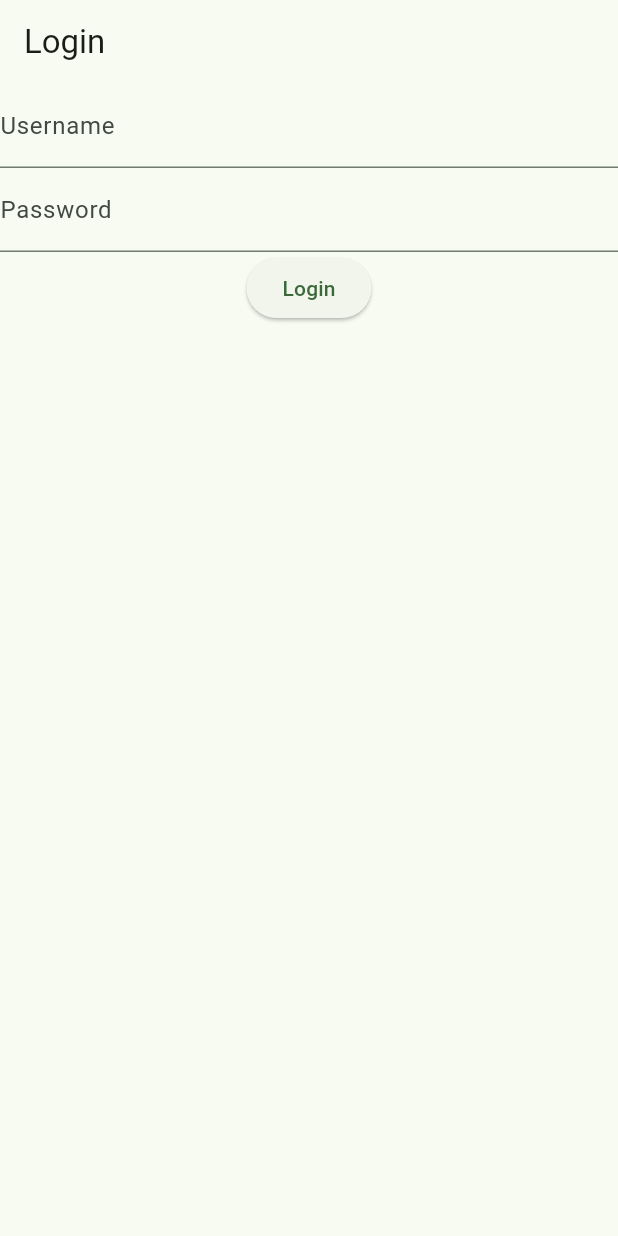
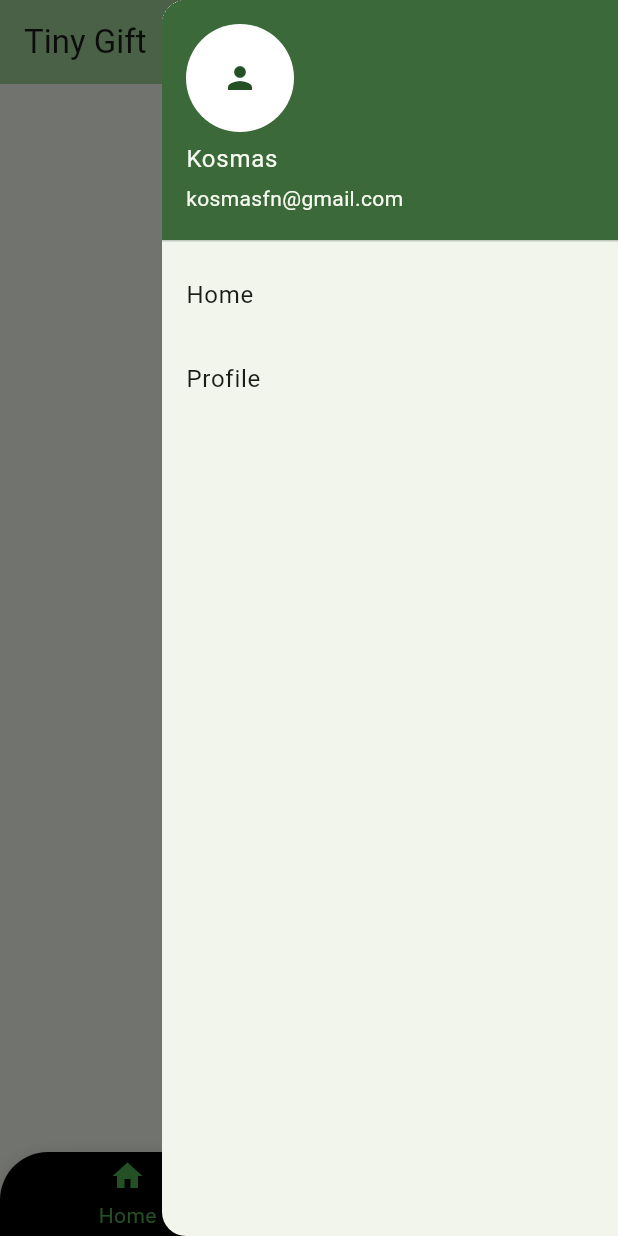
Before and after one commit to kosmasfn/tiny_gift, a Flutter app: the screen it shows after launch, with the side drawer open (before the commit the screen has no drawer), on a phone screen of 412 x 824 dp. Run offline on Flutter 3.47's test engine with Material 3 defaults, Android fonts, the phone set to English and light mode, and no system bars; drawn by our look-alikes of animated_bottom_navigation_bar, auto_size_text; our stand-ins replace flutter_bloc, get_it; missing offline and left inert: circular_reveal_animation, flutter_side_menu.

Commit message:
add menu drawer and customize bottom menu

```diff
--- a/lib/main.dart
+++ b/lib/main.dart
@@ -3,6 +3,7 @@ import 'package:flutter_bloc/flutter_bloc.dart';
 import 'package:tiny_gift/injection_container.dart';
 import 'package:tiny_gift/view/bloc/auth_bloc.dart';
 import 'package:tiny_gift/view/pages/login_page.dart';
+import 'package:tiny_gift/view/pages/main_page.dart';
 
 void main() {
   init();
@@ -23,8 +24,8 @@ class MyApp extends StatelessWidget {
 
       home: BlocProvider(
         create: (context) => sl<AuthBloc>(),  // Injecting the AuthBloc into the widget tree
-        // child: MyHomePage(title: 'Tiny Gift'),
-        child: LoginPage(),
+        child: MainPage(title: 'Tiny Gift'),
+        // child: LoginPage(),
       ),
     );
   }
--- /dev/null
+++ b/lib/view/pages/components/custom_theme.dart
@@ -0,0 +1,39 @@
+import 'package:flutter/material.dart';
+
+// Define the custom theme extension
+class CustomColorsTheme extends ThemeExtension<CustomColorsTheme> {
+  final Color primaryColor;
+  final Color secondaryColor;
+
+  // Constructor for the custom theme extension
+  CustomColorsTheme({
+    required this.primaryColor,
+    required this.secondaryColor,
+  });
+
+  get activeNavigationBarColor => Colors.green;
+
+  get notActiveNavigationBarColor => Colors.greenAccent;
+
+  get bottomNavigationBarBackgroundColor => Colors.black;
+
+  @override
+  CustomColorsTheme copyWith({
+    Color? primaryColor,
+    Color? secondaryColor,
+  }) {
+    return CustomColorsTheme(
+      primaryColor: primaryColor ?? this.primaryColor,
+      secondaryColor: secondaryColor ?? this.secondaryColor,
+    );
+  }
+
+  @override
+  CustomColorsTheme lerp(CustomColorsTheme? other, double t) {
+    if (other == null) return this;
+    return CustomColorsTheme(
+      primaryColor: Color.lerp(primaryColor, other.primaryColor, t)!,
+      secondaryColor: Color.lerp(secondaryColor, other.secondaryColor, t)!,
+    );
+  }
+}
--- /dev/null
+++ b/lib/view/pages/components/drawer_menu.dart
@@ -0,0 +1,40 @@
+import 'package:flutter/material.dart';
+
+class DrawerPage extends StatelessWidget {
+  const DrawerPage({super.key});
+
+  @override
+  Widget build(BuildContext context) {
+    return Drawer(
+      child: ListView(
+        padding: EdgeInsets.zero,
+        children: <Widget>[
+          UserAccountsDrawerHeader(
+            accountName: Text("Kosmas"),
+            accountEmail: Text("kosmasfn@gmail.com"),
+            currentAccountPicture: CircleAvatar(
+              backgroundColor: Colors.white,
+              child: Icon(Icons.person),
+            ),
+          ),
+          ListTile(
+            title: Text('Home'),
+            onTap: () {
+              // Close the drawer and navigate to the home screen
+              Navigator.pop(context);
+              // Perform any navigation here
+            },
+          ),
+          ListTile(
+            title: Text('Profile'),
+            onTap: () {
+              Navigator.pop(context);
+              // Navigate to Profile screen (for example)
+            },
+          ),
+          // Add more list items here
+        ],
+      ),
+    );
+  }
+}
--- /dev/null
+++ b/lib/view/pages/home_page.dart
@@ -0,0 +1,26 @@
+import 'package:flutter/material.dart';
+
+class HomePage extends StatefulWidget {
+  const HomePage({super.key, required this.title});
+
+  final String title;
+
+  @override
+  State<HomePage> createState() => _HomePageState();
+}
+
+class _HomePageState extends State<HomePage> {
+
+  @override
+  Widget build(BuildContext context) {
+    return Scaffold(
+      // appBar: AppBar(
+      //   backgroundColor: Theme.of(context).colorScheme.inversePrimary,
+      //   title: Text(widget.title),
+      // ),
+      body: Center(
+        child: Text(widget.title),
+      )
+    );
+  }
+}
--- a/lib/view/pages/login_page.dart
+++ b/lib/view/pages/login_page.dart
@@ -1,6 +1,7 @@
 import 'package:flutter/material.dart';
 import 'package:flutter_bloc/flutter_bloc.dart';
 import 'package:tiny_gift/view/bloc/auth_bloc.dart';
+import 'package:tiny_gift/view/pages/home_page.dart';
 import 'package:tiny_gift/view/pages/main_page.dart';
 
 class LoginPage extends StatelessWidget {
@@ -48,7 +49,7 @@ class LoginPage extends StatelessWidget {
               Navigator.pushReplacement(
                 context,
                 MaterialPageRoute(
-                  builder: (context) => MyHomePage(title:  usernameController.text),
+                  builder: (context) => MainPage(title:  usernameController.text),
                 ),
               );
             });
--- a/lib/view/pages/main_page.dart
+++ b/lib/view/pages/main_page.dart
@@ -1,21 +1,56 @@
 import 'package:flutter/material.dart';
+import 'package:tiny_gift/view/pages/components/drawer_menu.dart';
+import 'package:tiny_gift/view/pages/home_page.dart';
+import 'package:flutter_side_menu/flutter_side_menu.dart';
+import 'package:animated_bottom_navigation_bar/animated_bottom_navigation_bar.dart';
+import 'package:auto_size_text/auto_size_text.dart';
+import 'package:circular_reveal_animation/circular_reveal_animation.dart';
+import 'package:flutter/rendering.dart';
 
-class MyHomePage extends StatefulWidget {
-  const MyHomePage({super.key, required this.title});
+import 'components/custom_theme.dart';
+import 'navigation_page.dart';
+
+class MainPage extends StatefulWidget {
+
+  const MainPage({super.key, required this.title});
 
   final String title;
 
   @override
-  State<MyHomePage> createState() => _MyHomePageState();
+  State<MainPage> createState() => _MainPageState();
 }
 
-class _MyHomePageState extends State<MyHomePage> {
+class _MainPageState extends State<MainPage>  with TickerProviderStateMixin {
+
+  final autoSizeGroup = AutoSizeGroup();
   int _selectedIndex = 0;
 
+  late AnimationController _fabAnimationController;
+  late AnimationController _borderRadiusAnimationController;
+  late Animation<double> fabAnimation;
+  late Animation<double> borderRadiusAnimation;
+  late CurvedAnimation fabCurve;
+  late CurvedAnimation borderRadiusCurve;
+  late AnimationController _hideBottomBarAnimationController;
+
+  final iconList = <IconData>[
+    Icons.home,
+    // Icons.search,
+    // Icons.history,
+    Icons.person,
+  ];
+
+  final bottomList = <String>[
+    "Home",
+    // "Search",
+    // 'History',
+    'Profile',
+  ];
+
   static const List<Widget> _widgetOptions = <Widget>[
-    Text('Home'),
-    Text('Search'),
-    Text('History'),
+    HomePage(title: "Home"),
+    // Text('Search'),
+    // Text('History'),
     Text('Profile'),
   ];
 
@@ -26,43 +61,179 @@ class _MyHomePageState extends State<MyHomePage> {
   }
 
   @override
+  void initState() {
+    super.initState();
+
+     _fabAnimationController = AnimationController(
+      duration: Duration(milliseconds: 500),
+      vsync: this,
+    );
+
+    _borderRadiusAnimationController = AnimationController(
+      duration: Duration(milliseconds: 500),
+      vsync: this,
+    );
+
+    fabCurve = CurvedAnimation(
+      parent: _fabAnimationController,
+      curve: Interval(0.5, 1.0, curve: Curves.fastOutSlowIn),
+    );
+
+    borderRadiusCurve = CurvedAnimation(
+      parent: _borderRadiusAnimationController,
+      curve: Interval(0.5, 1.0, curve: Curves.fastOutSlowIn),
+    );
+
+    fabAnimation = Tween<double>(begin: 0, end: 1).animate(fabCurve);
+    borderRadiusAnimation = Tween<double>(begin: 0, end: 1).animate(
+      borderRadiusCurve,
+    );
+
+    _hideBottomBarAnimationController = AnimationController(
+      duration: Duration(milliseconds: 200),
+      vsync: this,
+    );
+
+    Future.delayed(
+      Duration(seconds: 1),
+      () => _fabAnimationController.forward(),
+    );
+    Future.delayed(
+      Duration(seconds: 1),
+      () => _borderRadiusAnimationController.forward(),
+    );
+  }
+
+  bool onScrollNotification(ScrollNotification notification) {
+    if (notification is UserScrollNotification &&
+        notification.metrics.axis == Axis.vertical) {
+      switch (notification.direction) {
+        case ScrollDirection.forward:
+          _hideBottomBarAnimationController.reverse();
+          _fabAnimationController.forward(from: 0);
+          break;
+        case ScrollDirection.reverse:
+          _hideBottomBarAnimationController.forward();
+          _fabAnimationController.reverse(from: 1);
+          break;
+        case ScrollDirection.idle:
+          break;
+      }
+    }
+    return false;
+  }
+
+  @override
   Widget build(BuildContext context) {
+    // final colors = Theme.of(context).extension<CustomColorsTheme>()!;
     return Scaffold(
       appBar: AppBar(
         backgroundColor: Theme.of(context).colorScheme.inversePrimary,
         title: Text(widget.title),
       ),
-      body: Center(
+      endDrawer: DrawerPage(),
+      // body: Center(
+      //   child: _widgetOptions.elementAt(_selectedIndex),
+      // ),
+      body: NotificationListener<ScrollNotification>(
+        onNotification: onScrollNotification,
+        //child: NavigationScreen(iconList[_selectedIndex]),
         child: _widgetOptions.elementAt(_selectedIndex),
       ),
-      bottomNavigationBar: BottomNavigationBar(
+      floatingActionButton: Container(
+        decoration: BoxDecoration(
+          color: Colors.green,
+          shape: BoxShape.circle, // Circle shape
+          border: Border.all(color: Colors.white, width: 4), // Optional border
+        ),
+        child: FloatingActionButton(
+          onPressed: () {
+            _fabAnimationController.reset();
+            _borderRadiusAnimationController.reset();
+            _borderRadiusAnimationController.forward();
+            _fabAnimationController.forward();
+          },
+          backgroundColor: Colors.transparent, // Transparent background inside the circle
+          child: Icon(Icons.edit_document),
+        ),
+      ),
+      floatingActionButtonLocation: FloatingActionButtonLocation.centerDocked,
+      bottomNavigationBar: AnimatedBottomNavigationBar.builder(
+        itemCount: iconList.length,
+        tabBuilder: (int index, bool isActive) {
+          final color = isActive
+              ? Colors.green
+              : Colors.white;
+          return Column(
+            mainAxisSize: MainAxisSize.min,
+            mainAxisAlignment: MainAxisAlignment.center,
+            children: [
+              Icon(
+                iconList[index],
+                size: 24,
+                color: color,
+              ),
+              const SizedBox(height: 4),
+              Padding(
+                padding: const EdgeInsets.symmetric(horizontal: 8),
+                child: AutoSizeText(
+                  bottomList[index],
+                  maxLines: 1,
+                  style: TextStyle(color: color),
+                  group: autoSizeGroup,
+                ),
+              )
+            ],
+          );
+        },
         backgroundColor: Colors.black,
-        selectedItemColor: Colors.green,
-        items: const <BottomNavigationBarItem>[
-          BottomNavigationBarItem(
-            icon: Icon(Icons.home),
-            label: 'Home',
-            backgroundColor: Colors.black
-          ),
-          BottomNavigationBarItem(
-            icon: Icon(Icons.search),
-            label: 'Search',
-            backgroundColor: Colors.black
-          ),
-          BottomNavigationBarItem(
-            icon: Icon(Icons.history),
-            label: 'History',
-            backgroundColor: Colors.black
-          ),
-          BottomNavigationBarItem(
-            icon: Icon(Icons.person),
-            label: 'Profile',
-            backgroundColor: Colors.black
-          ),
-        ],
-        currentIndex: _selectedIndex,
-        onTap: _onItemTapped,
+        activeIndex: _selectedIndex,
+        splashColor: Colors.blue,
+        notchAndCornersAnimation: borderRadiusAnimation,
+        splashSpeedInMilliseconds: 300,
+        notchSmoothness: NotchSmoothness.defaultEdge,
+        gapLocation: GapLocation.center,
+        leftCornerRadius: 32,
+        rightCornerRadius: 32,
+        onTap: (index) => setState(() => _selectedIndex = index),
+        hideAnimationController: _hideBottomBarAnimationController,
+        shadow: BoxShadow(
+          offset: Offset(0, 1),
+          blurRadius: 12,
+          spreadRadius: 0.5,
+          color: Colors.green,
+        ),
       ),
+
+
+      // BottomNavigationBar(
+      //   backgroundColor: Colors.black,
+      //   selectedItemColor: Colors.green,
+      //   items: const <BottomNavigationBarItem>[
+      //     BottomNavigationBarItem(
+      //       icon: Icon(Icons.home),
+      //       label: 'Home',
+      //       backgroundColor: Colors.black
+      //     ),
+      //     BottomNavigationBarItem(
+      //       icon: Icon(Icons.search),
+      //       label: 'Search',
+      //       backgroundColor: Colors.black
+      //     ),
+      //     BottomNavigationBarItem(
+      //       icon: Icon(Icons.history),
+      //       label: 'History',
+      //       backgroundColor: Colors.black
+      //     ),
+      //     BottomNavigationBarItem(
+      //       icon: Icon(Icons.person),
+      //       label: 'Profile',
+      //       backgroundColor: Colors.black
+      //     ),
+      //   ],
+      //   currentIndex: _selectedIndex,
+      //   onTap: _onItemTapped,
+      // ),
     );
   }
 }
--- a/pubspec.yaml
+++ b/pubspec.yaml
@@ -36,6 +36,9 @@ dependencies:
   cupertino_icons: ^1.0.8
   flutter_bloc: ^9.0.0
   get_it: ^8.0.3
+  flutter_side_menu: ^0.5.41
+  animated_bottom_navigation_bar: ^1.4.0
+  circular_reveal_animation: ^2.0.1
 
 dev_dependencies:
   flutter_test:
```
Also changed, not shown: lib/view/pages/navigation_page.dart (added, +92 -0 lines), pubspec.lock.
